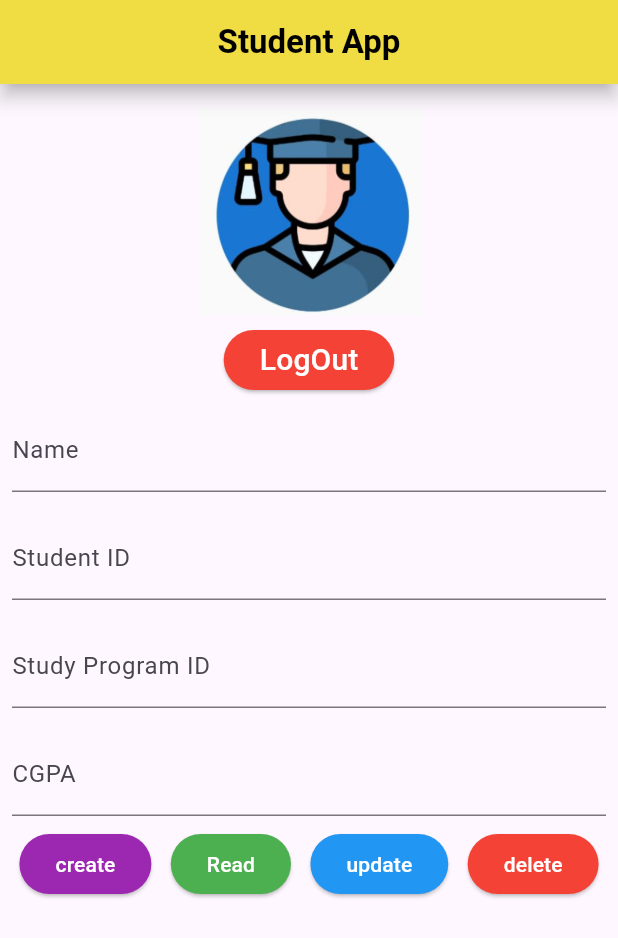
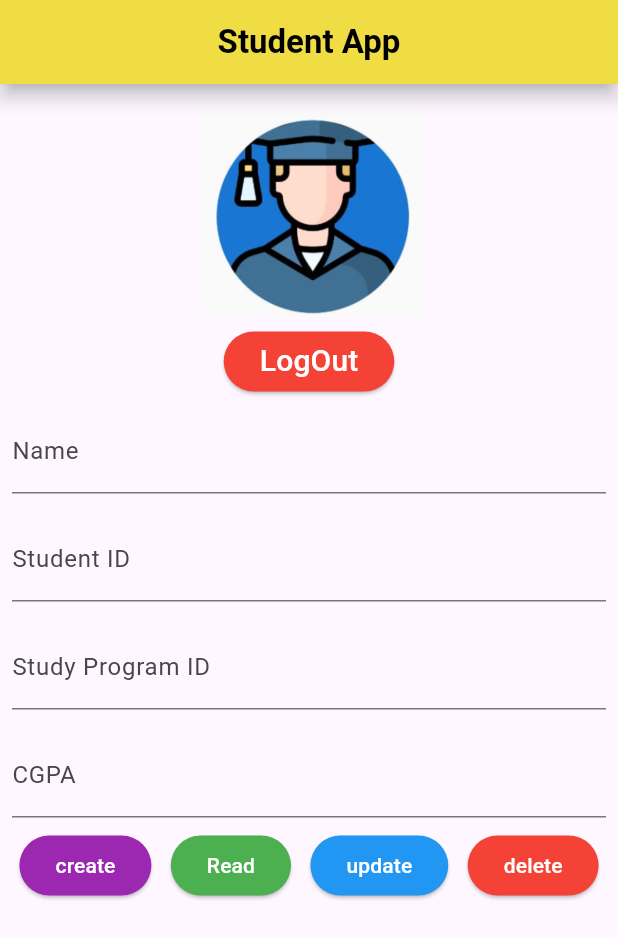
Before and after one commit to upadhyayravi023/FlutterTeam_Tasks2-ravi-, a Flutter app: the screen it shows once a user with an empty profile is signed in, on a phone screen of 412 x 824 dp. Shown: the top 938 px of the screen. Run offline on Flutter 3.47's test engine with Material 3 defaults, Android fonts, the phone set to English and light mode, and no system bars; our stand-ins replace cloud_firestore, firebase_auth, firebase_core; accounts and stored records are empty.

Commit message:
Final commit

```diff
--- a/lib/screens/home.dart
+++ b/lib/screens/home.dart
@@ -86,7 +86,7 @@ class _MyHomePageState extends State<MyHomePage> {
       SingleChildScrollView(
         child: Column(
           children: [
-            SizedBox(height: 10,),
+            SizedBox(height: 11,),
             Image(image: AssetImage("assets/images/student.png"),height: 150,width: 150,),
             ElevatedButton(onPressed: () async {
               await FirebaseAuth.instance.signOut();
```
